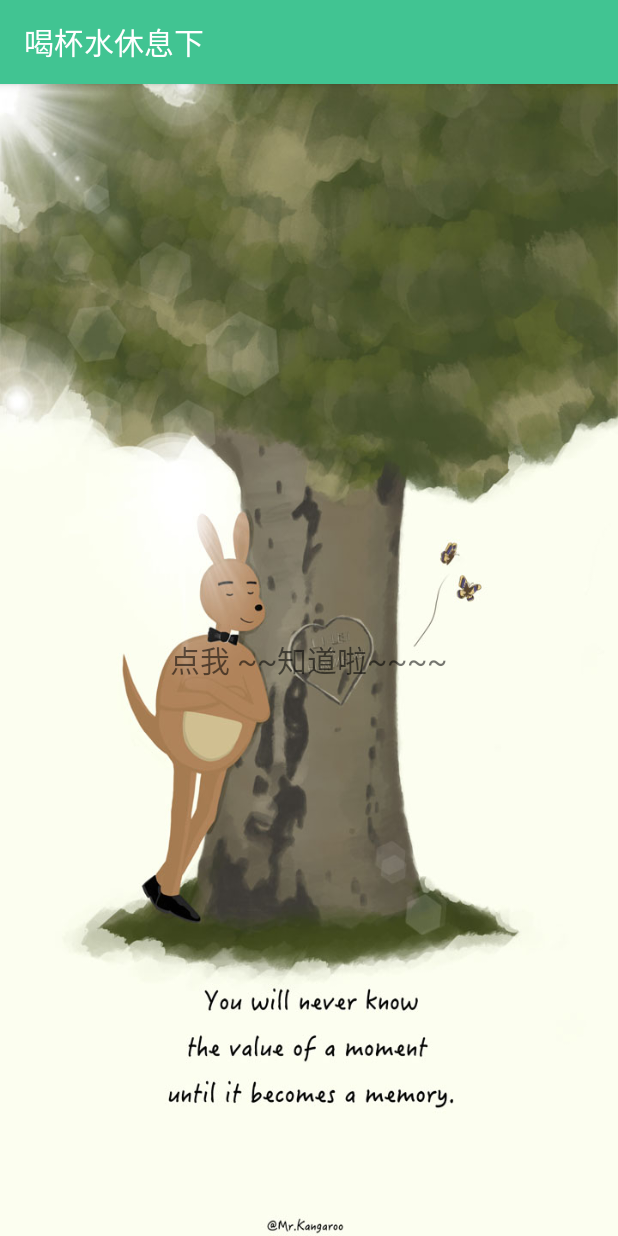
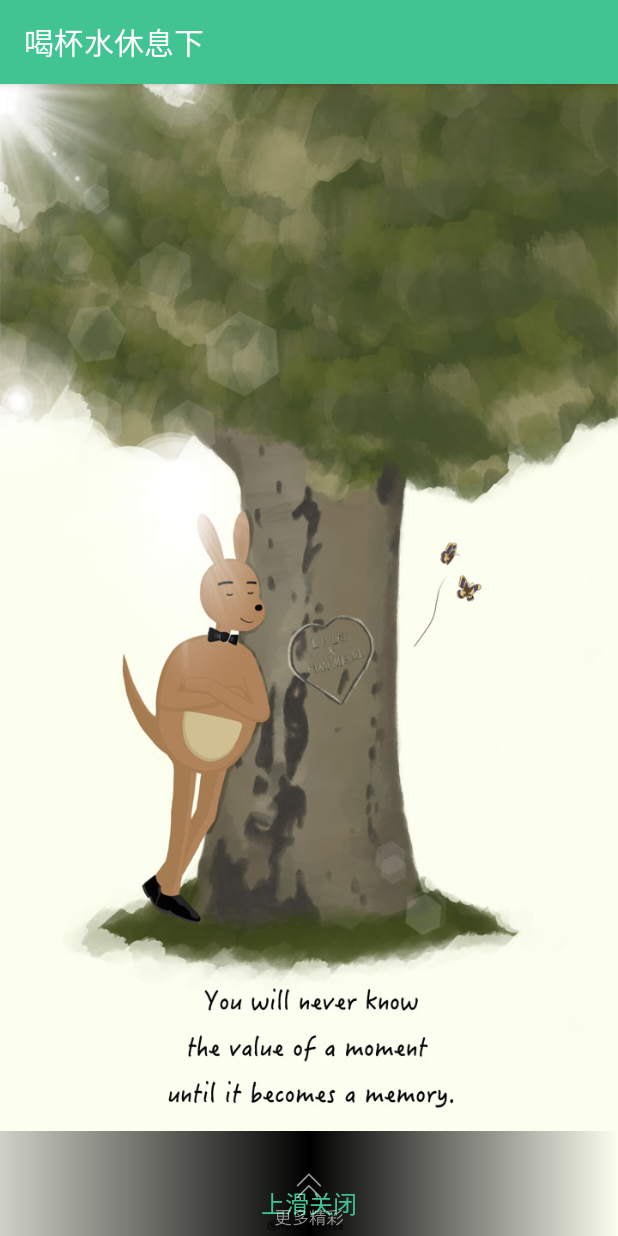
Before and after one commit to 836154942/SedentaryTips, an Android app: the ShowTipsActivity screen opened directly, with no data from a screen before it, on a phone screen of 412 x 824 dp. Run offline under Robolectric (Android 15) with nearby library versions, the phone set to English and light mode, and no system bars; our stand-ins replace ButterKnife; libraries missing offline, so code that uses them is left out: rx.subscriptions.

Commit message:
提醒页面上拉finish

```diff
--- a/app/src/main/java/com/spc/sedentary/tips/ui/activity/ShowTipsActivity.java
+++ b/app/src/main/java/com/spc/sedentary/tips/ui/activity/ShowTipsActivity.java
@@ -7,15 +7,20 @@ import android.view.WindowManager;
 
 import com.spc.sedentary.tips.R;
 import com.spc.sedentary.tips.base.BaseActivity;
+import com.spc.sedentary.tips.utils.TLog;
 import com.spc.sedentary.tips.utils.VibratorUtil;
+import com.spc.sedentary.tips.view.PagerLayout;
 
-import butterknife.OnClick;
+import butterknife.BindView;
 
 /**
  * Created by spc on 2017/9/10.
  */
 
 public class ShowTipsActivity extends BaseActivity {
+
+    @BindView(R.id.lock_view)
+    PagerLayout myLinearLayout;
 
     @Override
     protected int getLayoutId() {
@@ -31,11 +36,17 @@ public class ShowTipsActivity extends BaseActivity {
                 WindowManager.LayoutParams.FLAG_ALLOW_LOCK_WHILE_SCREEN_ON);
         super.onCreate(savedInstanceState);
         VibratorUtil.vibrate();
+        initView();
     }
 
-    @OnClick(R.id.mButtonOK)
-    public void onViewClicked() {
-        VibratorUtil.stopVibrate();
+    private void initView() {
+        myLinearLayout.setLayout(this, R.layout.slide_layout);
+        myLinearLayout.setmListener(new PagerLayout.HiddenListener() {
+            @Override
+            public void hidden() {
+                finish();
+            }
+        });
     }
 
     public static Intent buildIntent(Context context) {
@@ -49,4 +60,5 @@ public class ShowTipsActivity extends BaseActivity {
         VibratorUtil.stopVibrate();
         super.onDestroy();
     }
+
 }
--- /dev/null
+++ b/app/src/main/java/com/spc/sedentary/tips/view/PagerLayout.java
@@ -0,0 +1,239 @@
+package com.spc.sedentary.tips.view;
+
+import android.content.Context;
+import android.graphics.Bitmap;
+import android.graphics.drawable.Drawable;
+import android.util.AttributeSet;
+import android.view.GestureDetector;
+import android.view.LayoutInflater;
+import android.view.MotionEvent;
+import android.view.View;
+import android.widget.Button;
+import android.widget.ImageView;
+import android.widget.LinearLayout;
+import android.widget.Scroller;
+import android.widget.TextView;
+
+import com.spc.sedentary.tips.R;
+
+/**
+ * Created by wangjie on 2016/11/8.
+ * <p>
+ * 1. 照http://www.tuicool.com/articles/InYjEn6实现弹性归位
+ * 2. 修改up事件的位置
+ * 3. 锁屏时禁止下拉，只允许上拉
+ * 4. 设置下拉锁屏
+ */
+public class PagerLayout extends LinearLayout {
+    public interface HiddenListener {
+        void hidden();
+    }
+
+    private HiddenListener mListener;
+    private Scroller mScroller;
+    private GestureDetector mGestureDetector;
+
+    public void setmListener(HiddenListener mListener) {
+        this.mListener = mListener;
+    }
+
+    // 视图容器
+    private View mContainer;
+
+    // 手指按下时y轴坐标
+    private float mDownY = 0;
+
+    // 当前视图是否隐藏
+    private boolean isHidden = false;
+
+    // 视图高度
+    private int mViewHeight = 0;
+
+    public PagerLayout(Context context) {
+        this(context, null);
+    }
+
+    public PagerLayout(Context context, AttributeSet attrs) {
+        this(context, attrs, 0);
+    }
+
+    public PagerLayout(final Context context, AttributeSet attrs, int defStyleAttr) {
+        super(context, attrs, defStyleAttr);
+
+        // 填充视图
+        mContainer = LayoutInflater.from(context).inflate(R.layout.default_view, this, false);
+        // 添加视图
+        this.addView(mContainer);
+        // 初始化Scroller
+        mScroller = new Scroller(context);
+        // 初始化手势检测器
+        mGestureDetector = new GestureDetector(context, new GestureListenerImpl());
+    }
+
+
+    @Override
+    protected void onMeasure(int widthMeasureSpec, int heightMeasureSpec) {
+        super.onMeasure(widthMeasureSpec, heightMeasureSpec);
+        // 获取视图高度
+        mViewHeight = MeasureSpec.getSize(heightMeasureSpec);
+    }
+
+    @Override
+    public void computeScroll() {
+        if (mScroller.computeScrollOffset()) {
+            scrollTo(mScroller.getCurrX(), mScroller.getCurrY());
+            //必须执行postInvalidate()从而调用computeScroll()
+            //其实,在此调用invalidate();亦可
+            postInvalidate();
+        }
+        super.computeScroll();
+    }
+
+    // 显示视图
+    public void show() {
+        isHidden = false;
+        prepareScroll(0, 0);
+    }
+
+    // 隐藏视图
+    public void hide() {
+        isHidden = true;
+        prepareScroll(0, mViewHeight);
+    }
+
+    @Override
+    public boolean onTouchEvent(MotionEvent event) {
+        // 如果没有隐藏，则可以滑动
+        if (!isHidden) {
+            switch (event.getAction()) {
+                // 除了ACTION_UP，其他手势交给GestureDetector
+                case MotionEvent.ACTION_DOWN:
+                    // 获取收按下时的y轴坐标
+                    mDownY = event.getY();
+                    return mGestureDetector.onTouchEvent(event);
+                case MotionEvent.ACTION_UP:
+                    // 获取视图容器滚动的y轴距离
+                    int scrollY = this.getScrollY();
+                    // 未超过制定距离，则返回原来位置
+                    if (scrollY < 300) {
+                        // 准备滚动到原来位置
+                        prepareScroll(0, 0);
+                    } else { // 超过指定距离，则上滑隐藏
+                        // 准备滚动到屏幕上方
+                        prepareScroll(0, mViewHeight);
+                        // 隐藏
+                        isHidden = true;
+                        if (mListener != null)
+                            mListener.hidden();
+                    }
+                    break;
+                case MotionEvent.ACTION_MOVE:
+                    // 获取当前滑动的y轴坐标
+                    float curY = event.getY();
+                    // 获取移动的y轴距离
+                    float deltaY = curY - mDownY;
+                    // 阻止视图在原来位置时向下滚动
+                    if (deltaY < 0 || getScrollY() > 0) {
+                        return mGestureDetector.onTouchEvent(event);
+                    } else {
+                        return true;
+                    }
+                default:
+                    //其余情况交给GestureDetector手势处理
+                    return mGestureDetector.onTouchEvent(event);
+            }
+        }
+        return super.onTouchEvent(event);
+    }
+
+    class GestureListenerImpl implements GestureDetector.OnGestureListener {
+        @Override
+        public boolean onDown(MotionEvent e) {
+            return true;
+        }
+
+        @Override
+        public void onShowPress(MotionEvent e) {
+
+        }
+
+        @Override
+        public boolean onSingleTapUp(MotionEvent e) {
+            return false;
+        }
+
+        //控制拉动幅度:
+        //int disY=(int)((distanceY - 0.5)/2);
+        //亦可直接调用:
+        //smoothScrollBy(0, (int)distanceY);
+        @Override
+        public boolean onScroll(MotionEvent e1, MotionEvent e2, float distanceX, float distanceY) {
+            int disY = (int) ((distanceY - 0.5) / 2);
+            beginScroll(0, disY);
+            return false;
+        }
+
+        public void onLongPress(MotionEvent e) {
+
+        }
+
+        @Override
+        public boolean onFling(MotionEvent e1, MotionEvent e2, float velocityX, float velocityY) {
+            return false;
+        }
+
+    }
+
+
+    //滚动到目标位置
+    protected void prepareScroll(int fx, int fy) {
+        int dx = fx - mScroller.getFinalX();
+        int dy = fy - mScroller.getFinalY();
+        beginScroll(dx, dy);
+    }
+
+
+    //设置滚动的相对偏移
+    protected void beginScroll(int dx, int dy) {
+        //第一,二个参数起始位置;第三,四个滚动的偏移量
+        mScroller.startScroll(mScroller.getFinalX(), mScroller.getFinalY(), dx, dy);
+        //必须执行invalidate()从而调用computeScroll()
+        invalidate();
+    }
+
+    /**
+     * 填充视图
+     *
+     * @param context
+     * @param layoutId
+     */
+    public void setLayout(Context context, int layoutId) {
+        // 移除所有视图
+        this.removeAllViews();
+        // 填充视图
+        mContainer = LayoutInflater.from(context).inflate(layoutId, this, false);
+        // 添加视图
+        this.addView(mContainer);
+        // 初始化Scroller
+        if (mScroller == null) {
+            mScroller = new Scroller(context);
+        }
+        // 初始化手势检测器
+        if (mGestureDetector == null) {
+            mGestureDetector = new GestureDetector(context, new GestureListenerImpl());
+        }
+        invalidate();
+    }
+
+
+    /**
+     * 获取视图控件
+     *
+     * @param viewId
+     * @return
+     */
+    public View getView(int viewId) {
+        return mContainer.findViewById(viewId);
+    }
+
+}
--- /dev/null
+++ b/app/src/main/res/drawable/bottom_tips.xml
@@ -0,0 +1,14 @@
+<?xml version="1.0" encoding="utf-8"?>
+<shape xmlns:android="http://schemas.android.com/apk/res/android"
+    android:shape="rectangle" >
+
+    <gradient
+        android:angle="180"
+        android:centerColor="#000000"
+        android:endColor="#2c000000"
+        android:startColor="#00000000"
+        android:type="linear" />
+
+
+
+</shape>
--- a/app/src/main/res/layout/activity_show_tips.xml
+++ b/app/src/main/res/layout/activity_show_tips.xml
@@ -1,18 +1,11 @@
-<?xml version="1.0" encoding="utf-8"?>
-<RelativeLayout xmlns:android="http://schemas.android.com/apk/res/android"
-    android:layout_width="match_parent"
-    android:layout_height="match_parent"
-    android:background="@drawable/s5"
-    android:orientation="vertical">
+<!--<?xml version="1.0" encoding="utf-8"?>--><!--<RelativeLayout xmlns:android="http://schemas.android.com/apk/res/android"--><!--android:layout_width="match_parent"--><!--android:background="#00000000"--><!--android:layout_height="match_parent"-->
 
+<!--android:orientation="vertical">--><!--&lt;!&ndash;android:background="@drawable/s5"&ndash;&gt;-->
 
-    <TextView
-        android:id="@+id/mButtonOK"
-        android:layout_width="wrap_content"
-        android:layout_height="wrap_content"
-        android:layout_centerInParent="true"
-        android:text="点我 ~~知道啦~~~~"
-        android:textSize="20sp" />
+<!--<TextView--><!--android:id="@+id/mButtonOK"--><!--android:layout_width="wrap_content"--><!--android:layout_height="wrap_content"--><!--android:layout_centerInParent="true"--><!--android:text="点我 ~~知道啦~~~~"--><!--android:textSize="20sp" />-->
 
-
-</RelativeLayout>
+<!----><!--</RelativeLayout>-->
+<com.spc.sedentary.tips.view.PagerLayout xmlns:android="http://schemas.android.com/apk/res/android"
+    android:id="@+id/lock_view"
+     android:layout_width="match_parent"
+    android:layout_height="match_parent" />
--- /dev/null
+++ b/app/src/main/res/layout/slide_layout.xml
@@ -0,0 +1,30 @@
+<?xml version="1.0" encoding="utf-8"?>
+<RelativeLayout xmlns:android="http://schemas.android.com/apk/res/android"
+    android:layout_width="match_parent"
+    android:layout_height="match_parent"
+    android:background="@drawable/s5">
+
+
+    <LinearLayout
+        android:background="@drawable/bottom_tips"
+        android:layout_width="match_parent"
+        android:layout_height="70dp"
+        android:layout_alignParentBottom="true"></LinearLayout>
+
+    <TextView
+        android:layout_width="wrap_content"
+        android:layout_height="wrap_content"
+        android:layout_alignParentBottom="true"
+        android:layout_centerHorizontal="true"
+        android:layout_marginBottom="10dp"
+        android:text="上滑关闭"
+        android:textColor="@color/colorPrimary"
+        android:textSize="16sp" />
+
+    <ImageView
+        android:layout_width="48dp"
+        android:layout_height="48dp"
+        android:layout_alignParentBottom="true"
+        android:layout_centerHorizontal="true"
+        android:src="@drawable/ic_slide" />
+</RelativeLayout>
```
Also changed, not shown: app/src/main/res/drawable/pwd_et_bg.xml (added, +13 -0 lines), app/src/main/res/layout/default_view.xml (added, +7 -0 lines), app/src/main/res/drawable-hdpi/ic_slide.png (added), 1 other file.
